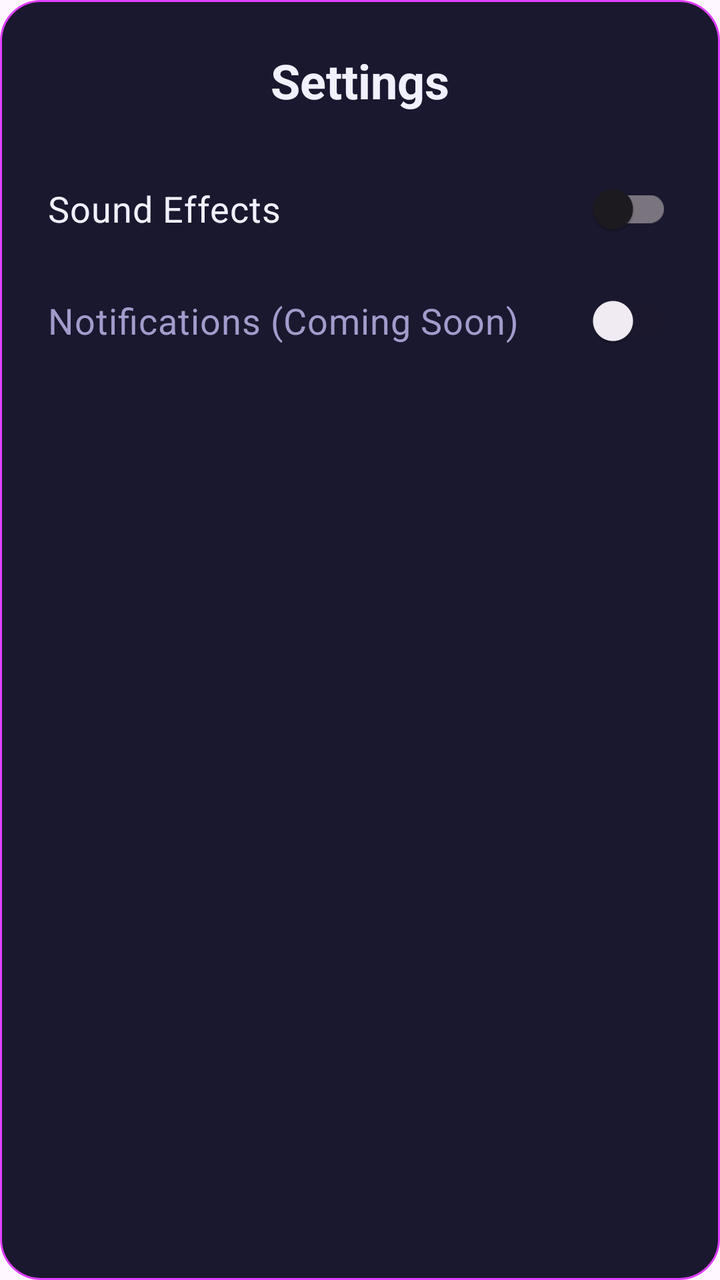
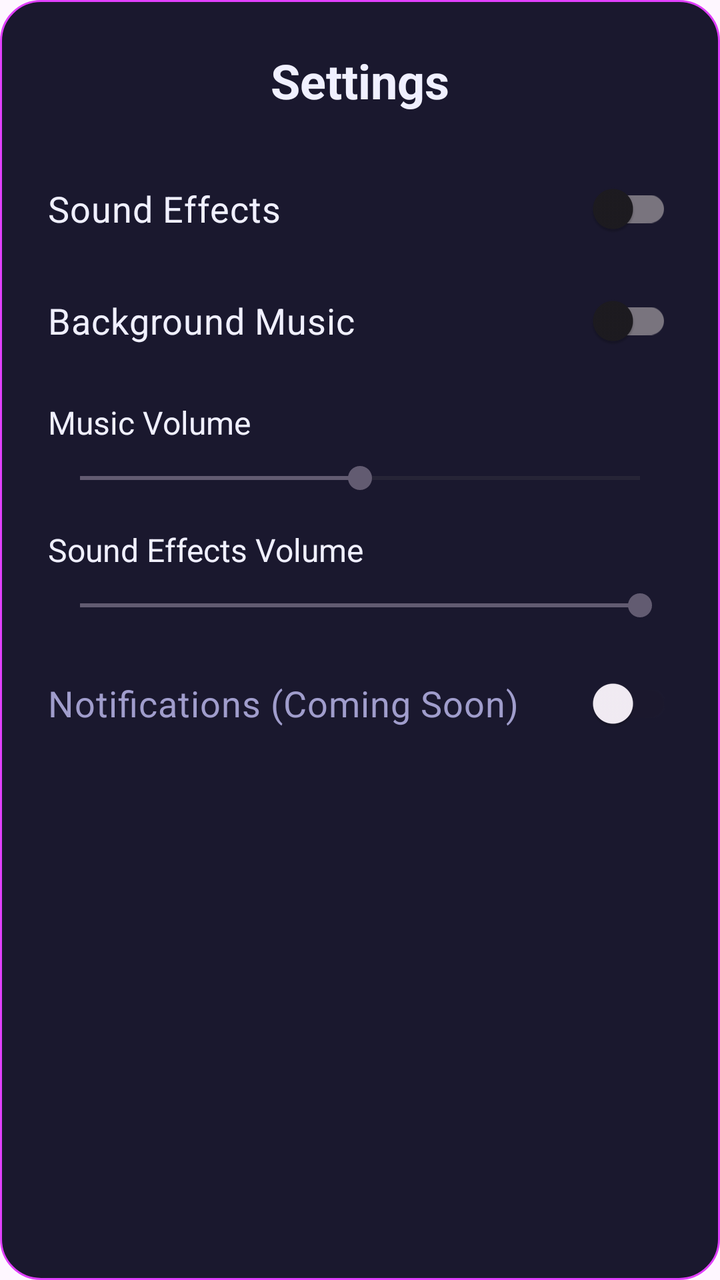

Before-and-after screenshots of an Android layout around one commit, followed by the original layout XML and the change that was made.
<!-- AndroidManifest.xml: application theme Theme.IdleClickerGame -->
<!-- res/layout/dialog_settings.xml -->
<?xml version="1.0" encoding="utf-8"?>
<LinearLayout xmlns:android="http://schemas.android.com/apk/res/android"
    xmlns:app="http://schemas.android.com/apk/res-auto"
    android:layout_width="match_parent"
    android:layout_height="wrap_content"
    android:orientation="vertical"
    android:padding="24dp"
    android:background="@drawable/rounded_button_background">

    <TextView
        android:layout_width="wrap_content"
        android:layout_height="wrap_content"
        android:text="Settings"
        android:textSize="24sp"
        android:textStyle="bold"
        android:textColor="@color/text_color_primary"
        android:layout_gravity="center_horizontal"
        android:paddingBottom="24dp"/>

    <com.google.android.material.switchmaterial.SwitchMaterial
        android:id="@+id/switchSound"
        android:layout_width="match_parent"
        android:layout_height="wrap_content"
        android:minHeight="48dp"
        android:text="Sound Effects"
        android:textSize="18sp"
        android:textColor="@color/text_color_primary"/>

    <com.google.android.material.switchmaterial.SwitchMaterial
        android:id="@+id/switchNotifications"
        android:layout_width="match_parent"
        android:layout_height="wrap_content"
        android:minHeight="48dp"
        android:layout_marginTop="8dp"
        android:text="Notifications (Coming Soon)"
        android:textColor="@color/text_color_secondary"
        android:textSize="18sp"
        android:enabled="false"/>
</LinearLayout>
<!-- resources referenced by this layout -->
<resources>
  <color name="text_color_primary">#F0F0FF</color>
  <color name="text_color_secondary">#A09DCC</color>
  <!-- drawable rounded_button_background (drawable) -->
  <?xml version="1.0" encoding="utf-8"?>
  <shape xmlns:android="http://schemas.android.com/apk/res/android"
      android:shape="rectangle">
      <solid android:color="@color/panel_background" />
      <corners android:radius="20dp" />
      <stroke android:width="1dp" android:color="@color/accent_magenta" />
  </shape>
  <style name="Theme.IdleClickerGame" parent="Base.Theme.IdleClickerGame" />
  <color name="panel_background">#1A182E</color>
  <color name="accent_magenta">#E040FB</color>
  <style name="Base.Theme.IdleClickerGame" parent="Theme.Material3.DayNight.NoActionBar">
          
          
      </style>
</resources>

<!-- the commit's change to res/layout/dialog_settings.xml (unified diff, before → after) -->
@@ -27,11 +27,53 @@
         android:textColor="@color/text_color_primary"/>
 
     <com.google.android.material.switchmaterial.SwitchMaterial
+        android:id="@+id/switchMusic"
+        android:layout_width="match_parent"
+        android:layout_height="wrap_content"
+        android:minHeight="48dp"
+        android:layout_marginTop="8dp"
+        android:text="Background Music"
+        android:textSize="18sp"
+        android:textColor="@color/text_color_primary"/>
+
+    <TextView
+        android:layout_width="wrap_content"
+        android:layout_height="wrap_content"
+        android:text="Music Volume"
+        android:textSize="16sp"
+        android:textColor="@color/text_color_primary"
+        android:layout_marginTop="16dp"/>
+
+    <SeekBar
+        android:id="@+id/seekBarMusicVolume"
+        android:layout_width="match_parent"
+        android:layout_height="wrap_content"
+        android:layout_marginTop="8dp"
+        android:max="100"
+        android:progress="50"/>
+
+    <TextView
+        android:layout_width="wrap_content"
+        android:layout_height="wrap_content"
+        android:text="Sound Effects Volume"
+        android:textSize="16sp"
+        android:textColor="@color/text_color_primary"
+        android:layout_marginTop="16dp"/>
+
+    <SeekBar
+        android:id="@+id/seekBarSoundVolume"
+        android:layout_width="match_parent"
+        android:layout_height="wrap_content"
+        android:layout_marginTop="8dp"
+        android:max="100"
+        android:progress="100"/>
+
+    <com.google.android.material.switchmaterial.SwitchMaterial
         android:id="@+id/switchNotifications"
         android:layout_width="match_parent"
         android:layout_height="wrap_content"
         android:minHeight="48dp"
-        android:layout_marginTop="8dp"
+        android:layout_marginTop="16dp"
         android:text="Notifications (Coming Soon)"
         android:textColor="@color/text_color_secondary"
         android:textSize="18sp"
